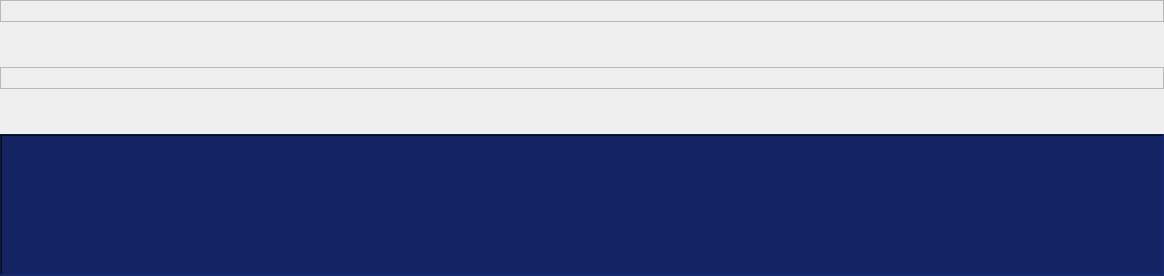
Before: the Qt Designer form src/ui/consoletab.ui in solaristhesun/superterm, drawn with Qt 5.
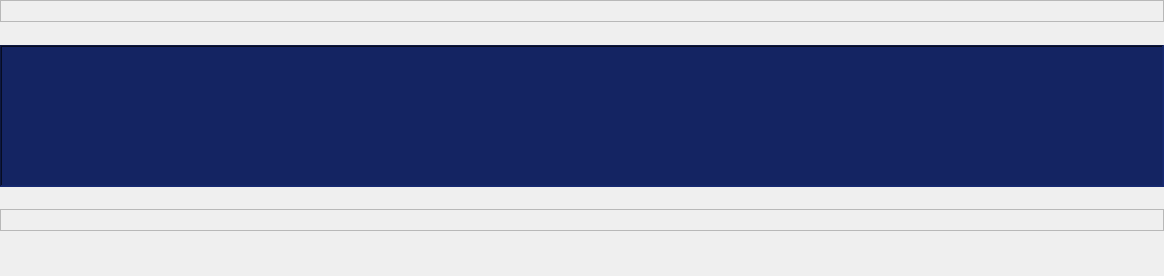
After: the same form once the commit is applied. Custom widgets are drawn as their Qt base class.

Patch:
```diff
--- a/src/ui/consoletab.ui
+++ b/src/ui/consoletab.ui
@@ -71,6 +71,22 @@
        <number>0</number>
       </property>
      </widget>
+     <widget class="NewConsoleView" name="listView">
+      <property name="styleSheet">
+       <string notr="true">QListView {
+background-color: #142462;
+}</string>
+      </property>
+      <property name="frameShape">
+       <enum>QFrame::WinPanel</enum>
+      </property>
+      <property name="showDropIndicator" stdset="0">
+       <bool>false</bool>
+      </property>
+      <property name="selectionRectVisible">
+       <bool>false</bool>
+      </property>
+     </widget>
      <widget class="CConsoleView" name="consoleView" native="true">
       <property name="enabled">
        <bool>true</bool>
@@ -106,22 +122,6 @@
        <enum>QFrame::Raised</enum>
       </property>
      </widget>
-     <widget class="NewConsoleView" name="listView">
-      <property name="styleSheet">
-       <string notr="true">QListView {
-background-color: #142462;
-}</string>
-      </property>
-      <property name="frameShape">
-       <enum>QFrame::WinPanel</enum>
-      </property>
-      <property name="showDropIndicator" stdset="0">
-       <bool>false</bool>
-      </property>
-      <property name="selectionRectVisible">
-       <bool>false</bool>
-      </property>
-     </widget>
     </widget>
    </item>
   </layout>
```
